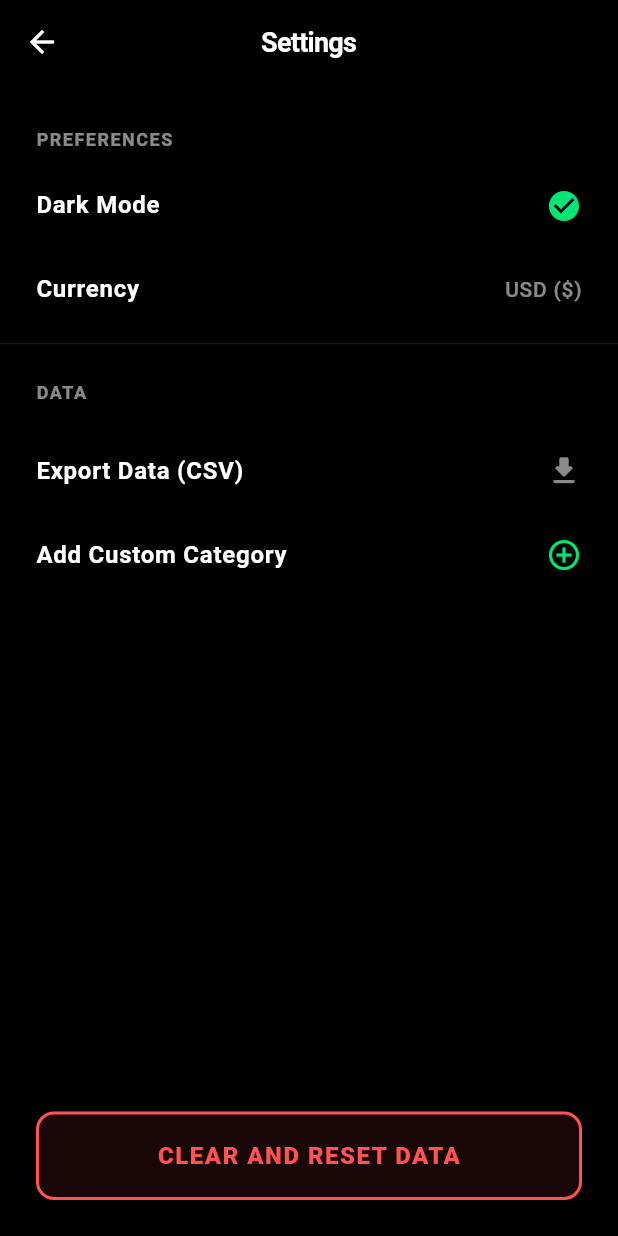
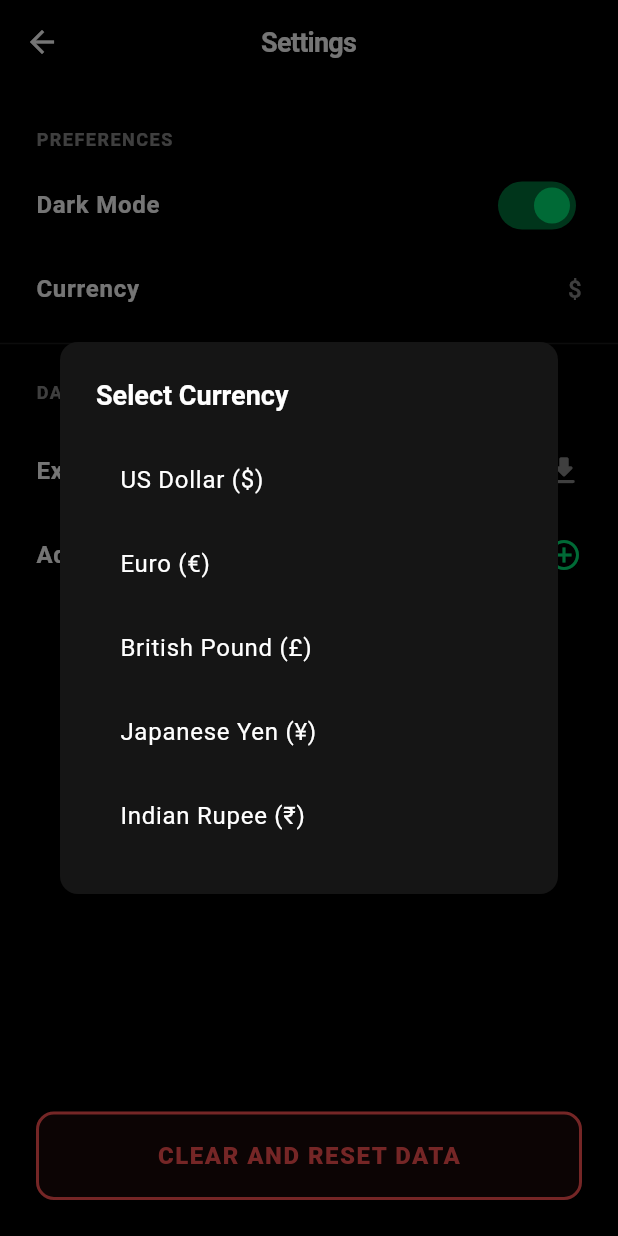
Before and after one commit to AashAppakonam/budgetingApp, a Flutter app: the SettingsScreen screen opened directly, after a tap on "Currency", on a phone screen of 412 x 824 dp. Run offline on Flutter 3.47's test engine with Material 3 defaults, Android fonts, the phone set to English and light mode, and no system bars; our stand-ins replace shared_preferences; accounts and stored records are empty.

Commit message:
Implement Dark/Light theme and different currencies
Adds new themes to support light and dark mode and updates settings.
Adds new currencies switcher and implements logic to switch between different currencies.

Type: New Feature

```diff
--- a/lib/screens/settings_screen.dart
+++ b/lib/screens/settings_screen.dart
@@ -9,40 +9,46 @@ class SettingsScreen extends StatelessWidget {
     final nameCtrl = TextEditingController();
     final emojiCtrl = TextEditingController();
 
+    final isDark = Provider.of<BudgetProvider>(context, listen: false).isDarkMode;
+    final textColor = isDark ? Colors.white : Colors.black;
+    final hintColor = isDark ? Colors.white54 : Colors.black54;
+    final dividerColor = isDark ? Colors.white24 : Colors.black26;
+    final surfaceColor = isDark ? const Color(0xFF151515) : Colors.white;
+
     showDialog(
       context: context,
       builder: (context) => AlertDialog(
-        backgroundColor: const Color(0xFF151515),
+        backgroundColor: surfaceColor,
         shape: RoundedRectangleBorder(borderRadius: BorderRadius.circular(12)),
-        title: const Text('New Category', style: TextStyle(fontWeight: FontWeight.bold, fontSize: 18)),
+        title: Text('New Category', style: TextStyle(fontWeight: FontWeight.bold, fontSize: 18, color: textColor)),
         content: Column(
           mainAxisSize: MainAxisSize.min,
           children: [
             TextField(
               controller: emojiCtrl,
-              style: const TextStyle(fontSize: 18, color: Colors.white),
-              decoration: const InputDecoration(
+              style: TextStyle(fontSize: 18, color: textColor),
+              decoration: InputDecoration(
                 labelText: 'Emoji (e.g. ☕)',
-                labelStyle: TextStyle(color: Colors.white54),
-                enabledBorder: UnderlineInputBorder(borderSide: BorderSide(color: Colors.white24)),
-                focusedBorder: UnderlineInputBorder(borderSide: BorderSide(color: Color(0xFF00E676))),
+                labelStyle: TextStyle(color: hintColor),
+                enabledBorder: UnderlineInputBorder(borderSide: BorderSide(color: dividerColor)),
+                focusedBorder: const UnderlineInputBorder(borderSide: BorderSide(color: Color(0xFF00E676))),
               )
             ),
             const SizedBox(height: 10),
             TextField(
               controller: nameCtrl,
-              style: const TextStyle(fontSize: 18, color: Colors.white),
-              decoration: const InputDecoration(
+              style: TextStyle(fontSize: 18, color: textColor),
+              decoration: InputDecoration(
                 labelText: 'Category Name',
-                labelStyle: TextStyle(color: Colors.white54),
-                enabledBorder: UnderlineInputBorder(borderSide: BorderSide(color: Colors.white24)),
-                focusedBorder: UnderlineInputBorder(borderSide: BorderSide(color: Color(0xFF00E676))),
+                labelStyle: TextStyle(color: hintColor),
+                enabledBorder: UnderlineInputBorder(borderSide: BorderSide(color: dividerColor)),
+                focusedBorder: const UnderlineInputBorder(borderSide: BorderSide(color: Color(0xFF00E676))),
               )
             ),
           ],
         ),
         actions: [
-          TextButton(onPressed: () => Navigator.pop(context), child: const Text('Cancel', style: TextStyle(color: Colors.white54))),
+          TextButton(onPressed: () => Navigator.pop(context), child: Text('Cancel', style: TextStyle(color: hintColor))),
           ElevatedButton(
              style: ElevatedButton.styleFrom(
               backgroundColor: const Color(0xFF00E676),
@@ -64,8 +70,55 @@ class SettingsScreen extends StatelessWidget {
     );
   }
 
+  void _showCurrencyDialog(BuildContext context) {
+    final provider = Provider.of<BudgetProvider>(context, listen: false);
+    final isDark = provider.isDarkMode;
+    final surfaceColor = isDark ? const Color(0xFF151515) : Colors.white;
+    final textColor = isDark ? Colors.white : Colors.black;
+
+    final currencies = [
+      {'name': 'US Dollar', 'symbol': '\$'},
+      {'name': 'Euro', 'symbol': '€'},
+      {'name': 'British Pound', 'symbol': '£'},
+      {'name': 'Japanese Yen', 'symbol': '¥'},
+      {'name': 'Indian Rupee', 'symbol': '₹'},
+    ];
+
+    showDialog(
+      context: context,
+      builder: (context) => AlertDialog(
+        backgroundColor: surfaceColor,
+        shape: RoundedRectangleBorder(borderRadius: BorderRadius.circular(12)),
+        title: Text('Select Currency', style: TextStyle(fontWeight: FontWeight.bold, fontSize: 18, color: textColor)),
+        content: SizedBox(
+          width: double.maxFinite,
+          child: ListView.builder(
+            shrinkWrap: true,
+            itemCount: currencies.length,
+            itemBuilder: (context, index) {
+              final currency = currencies[index];
+              return ListTile(
+                title: Text('${currency['name']} (${currency['symbol']})', style: TextStyle(color: textColor)),
+                onTap: () {
+                  provider.setCurrency(currency['symbol']!);
+                  Navigator.pop(context);
+                },
+              );
+            },
+          ),
+        ),
+      ),
+    );
+  }
+
   @override
   Widget build(BuildContext context) {
+    final provider = Provider.of<BudgetProvider>(context);
+    final isDark = provider.isDarkMode;
+
+    final textColor = isDark ? Colors.white : Colors.black;
+    final hintColor = isDark ? Colors.white54 : Colors.black54;
+
     return Scaffold(
       appBar: AppBar(
         title: const Text('Settings'),
@@ -78,38 +131,43 @@ class SettingsScreen extends StatelessWidget {
             child: ListView(
               padding: const EdgeInsets.symmetric(vertical: 20),
               children: [
-                const Padding(
-                  padding: EdgeInsets.symmetric(horizontal: 24, vertical: 8),
-                  child: Text('PREFERENCES', style: TextStyle(color: Colors.white54, fontSize: 12, fontWeight:
+                Padding(
+                  padding: const EdgeInsets.symmetric(horizontal: 24, vertical: 8),
+                  child: Text('PREFERENCES', style: TextStyle(color: hintColor, fontSize: 12, fontWeight:
 FontWeight.bold, letterSpacing: 1.0)),
                 ),
                 ListTile(
                   contentPadding: const EdgeInsets.symmetric(horizontal: 24),
-                  title: const Text('Dark Mode', style: TextStyle(color: Colors.white, fontWeight: FontWeight.w600)),
-                  trailing: const Icon(Icons.check_circle, color: Color(0xFF00E676)),
+                  title: Text('Dark Mode', style: TextStyle(color: textColor, fontWeight: FontWeight.w600)),
+                  trailing: Switch(
+                    value: isDark,
+                    activeColor: const Color(0xFF00E676),
+                    onChanged: (val) {
+                      provider.toggleTheme();
+                    },
+                  ),
+                ),
+                ListTile(
+                  contentPadding: const EdgeInsets.symmetric(horizontal: 24),
+                  title: Text('Currency', style: TextStyle(color: textColor, fontWeight: FontWeight.w600)),
+                  trailing: Text(provider.currencySymbol, style: TextStyle(color: hintColor, fontSize: 16)),
+                  onTap: () => _showCurrencyDialog(context),
+                ),
+                Divider(color: isDark ? Colors.white10 : Colors.black12),
+                Padding(
+                  padding: const EdgeInsets.symmetric(horizontal: 24, vertical: 16),
+                  child: Text('DATA', style: TextStyle(color: hintColor, fontSize: 12, fontWeight:
+FontWeight.bold, letterSpacing: 1.0)),
+                ),
+                ListTile(
+                  contentPadding: const EdgeInsets.symmetric(horizontal: 24),
+                  title: Text('Export Data (CSV)', style: TextStyle(color: textColor, fontWeight: FontWeight.w600)),
+                  trailing: Icon(Icons.download_rounded, color: hintColor),
                   onTap: () {},
                 ),
                 ListTile(
                   contentPadding: const EdgeInsets.symmetric(horizontal: 24),
-                  title: const Text('Currency', style: TextStyle(color: Colors.white, fontWeight: FontWeight.w600)),
-                  trailing: const Text('USD (\$)', style: TextStyle(color: Colors.white54, fontSize: 14)),
-                  onTap: () {},
-                ),
-                const Divider(color: Colors.white10),
-                const Padding(
-                  padding: EdgeInsets.symmetric(horizontal: 24, vertical: 16),
-                  child: Text('DATA', style: TextStyle(color: Colors.white54, fontSize: 12, fontWeight:
-FontWeight.bold, letterSpacing: 1.0)),
-                ),
-                ListTile(
-                  contentPadding: const EdgeInsets.symmetric(horizontal: 24),
-                  title: const Text('Export Data (CSV)', style: TextStyle(color: Colors.white, fontWeight: FontWeight.w600)),
-                  trailing: const Icon(Icons.download_rounded, color: Colors.white54),
-                  onTap: () {},
-                ),
-                ListTile(
-                  contentPadding: const EdgeInsets.symmetric(horizontal: 24),
-                  title: const Text('Add Custom Category', style: TextStyle(color: Colors.white, fontWeight: FontWeight.w600)),
+                  title: Text('Add Custom Category', style: TextStyle(color: textColor, fontWeight: FontWeight.w600)),
                   trailing: const Icon(Icons.add_circle_outline, color: Color(0xFF00E676)),
                   onTap: () => _showAddCategoryDialog(context),
                 ),
@@ -134,14 +192,14 @@ FontWeight.bold, letterSpacing: 1.0)),
                   final confirm = await showDialog<bool>(
                     context: context,
                     builder: (context) => AlertDialog(
-                      backgroundColor: const Color(0xFF151515),
+                      backgroundColor: provider.isDarkMode ? const Color(0xFF151515) : Colors.white,
                       shape: RoundedRectangleBorder(borderRadius: BorderRadius.circular(12)),
                       title: const Text('Reset Everything?', style: TextStyle(fontWeight: FontWeight.bold, color: Colors.redAccent)),
-                      content: const Text('Are you completely sure you want to delete all saved data? This action cannot be reversed.', style: TextStyle(color: Colors.white70)),
+                      content: Text('Are you completely sure you want to delete all saved data? This action cannot be reversed.', style: TextStyle(color: provider.isDarkMode ? Colors.white70 : Colors.black87)),
                       actions: [
                         TextButton(
                           onPressed: () => Navigator.pop(context, false),
-                          child: const Text('Cancel', style: TextStyle(color: Colors.white54)),
+                          child: Text('Cancel', style: TextStyle(color: provider.isDarkMode ? Colors.white54 : Colors.black54)),
                         ),
                         ElevatedButton(
                           style: ElevatedButton.styleFrom(
```
Also changed, not shown: lib/main.dart (+27 -1 lines), lib/providers/budget_provider.dart (+25 -0 lines), lib/screens/add_entry_screen.dart (+48 -34 lines), lib/screens/main_screen.dart (+67 -47 lines).
